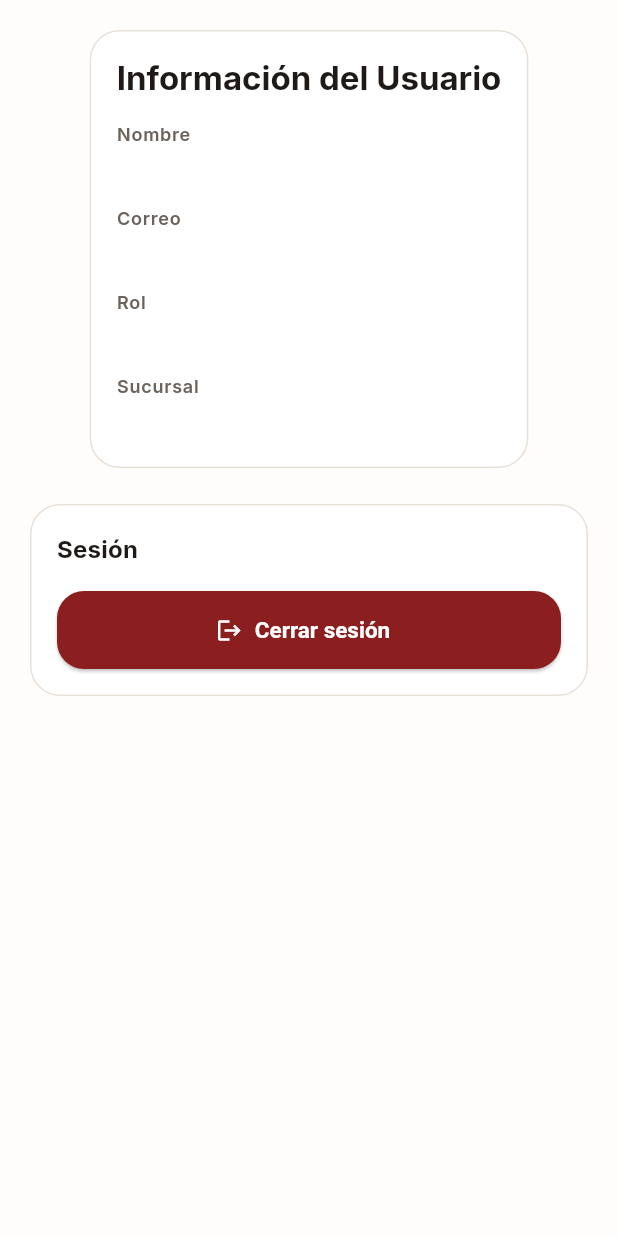
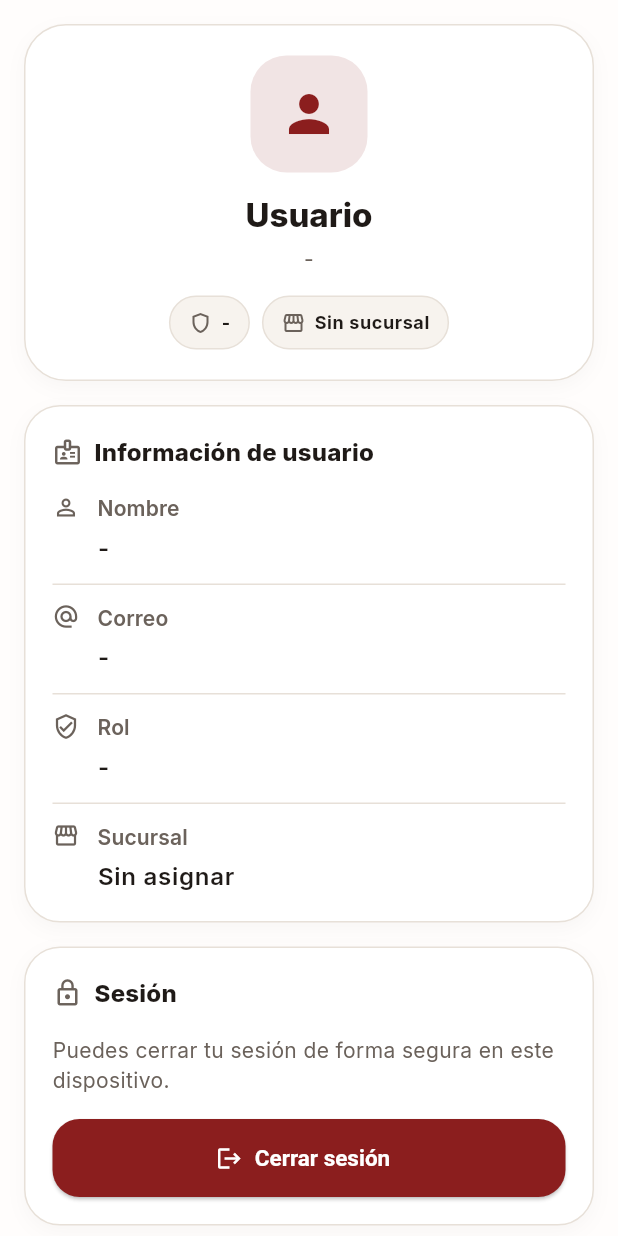
Before and after one commit to DevCraftersEnterprise/focacha-reservations-app, a Flutter app: the ProfilePage screen opened directly, on a phone screen of 412 x 824 dp. Run offline on Flutter 3.47's test engine with Material 3 defaults, Android fonts, the phone set to English and light mode, and no system bars; our stand-ins replace dio, flutter_riverpod, flutter_secure_storage, go_router, google_fonts; accounts and stored records are empty.

Commit message:
Refactor ProfilePage to enhance UI; improve layout with ListView, add user information display, and implement section cards for better organization

```diff
--- a/lib/features/profile/presentation/pages/profile_page.dart
+++ b/lib/features/profile/presentation/pages/profile_page.dart
@@ -12,52 +12,129 @@ class ProfilePage extends ConsumerWidget {
     final session = ref.watch(authProvider).value;
     final user = session?.user;
 
-    return SafeArea(
-      child: SingleChildScrollView(
-        padding: const EdgeInsets.all(16),
+    return Scaffold(
+      backgroundColor: AppColors.background,
+      body: SafeArea(
+        child: ListView(
+          padding: const EdgeInsets.fromLTRB(16, 16, 16, 24),
+          children: [
+            Container(
+              padding: const EdgeInsets.all(20),
+              decoration: BoxDecoration(
+                color: Colors.white,
+                borderRadius: BorderRadius.circular(28),
+                border: Border.all(color: AppColors.border),
+                boxShadow: [
+                  BoxShadow(
+                    color: Colors.black.withValues(alpha: 0.03),
+                    blurRadius: 10,
+                    offset: const Offset(0, 4),
+                  ),
+                ],
+              ),
               child: Column(
                 children: [
-            Card(
-              child: Padding(
-                padding: const EdgeInsets.all(18),
-                child: Column(
-                  crossAxisAlignment: CrossAxisAlignment.start,
-                  children: [
-                    Text(
-                      'Información del Usuario',
-                      style: Theme.of(context).textTheme.titleLarge?.copyWith(
-                        fontWeight: FontWeight.w700,
+                  Container(
+                    height: 78,
+                    width: 78,
+                    decoration: BoxDecoration(
+                      color: AppColors.primary.withValues(alpha: 0.12),
+                      borderRadius: BorderRadius.circular(24),
+                    ),
+                    child: const Icon(
+                      Icons.person,
+                      size: 40,
+                      color: AppColors.primary,
                     ),
                   ),
-                    const SizedBox(height: 16),
-                    _ProfileRow(
-                      label: 'Nombre',
-                      value: '${user?.firstName ?? ''} ${user?.lastName ?? ''}',
+                  const SizedBox(height: 14),
+                  Text(
+                    '${user?.firstName ?? ''} ${user?.lastName ?? ''}'
+                            .trim()
+                            .isEmpty
+                        ? 'Usuario'
+                        : '${user?.firstName ?? ''} ${user?.lastName ?? ''}',
+                    textAlign: TextAlign.center,
+                    style: Theme.of(context).textTheme.titleLarge?.copyWith(
+                      fontWeight: FontWeight.w800,
+                      color: AppColors.textPrimary,
                     ),
-                    const SizedBox(height: 12),
-                    _ProfileRow(label: 'Correo', value: user?.email ?? ''),
-                    const SizedBox(height: 12),
-                    _ProfileRow(label: 'Rol', value: user?.role ?? ''),
-                    const SizedBox(height: 12),
-                    _ProfileRow(
-                      label: 'Sucursal',
-                      value: user?.branch?.name ?? '',
+                  ),
+                  const SizedBox(height: 6),
+                  Text(
+                    user?.email ?? '-',
+                    textAlign: TextAlign.center,
+                    style: Theme.of(context).textTheme.bodyMedium?.copyWith(
+                      color: AppColors.textSecondary,
+                    ),
+                  ),
+                  const SizedBox(height: 14),
+                  Wrap(
+                    spacing: 8,
+                    runSpacing: 8,
+                    alignment: WrapAlignment.center,
+                    children: [
+                      _Badge(
+                        icon: Icons.shield_outlined,
+                        label: user?.role ?? '-',
+                      ),
+                      _Badge(
+                        icon: Icons.storefront_outlined,
+                        label: user?.branch?.name ?? 'Sin sucursal',
+                      ),
+                    ],
                   ),
                 ],
               ),
             ),
+            const SizedBox(height: 16),
+            _SectionCard(
+              title: 'Información de usuario',
+              icon: Icons.badge_outlined,
+              child: Column(
+                children: [
+                  _ProfileInfoRow(
+                    icon: Icons.person_outline,
+                    label: 'Nombre',
+                    value:
+                        '${user?.firstName ?? ''} ${user?.lastName ?? ''}'
+                            .trim()
+                            .isEmpty
+                        ? '-'
+                        : '${user?.firstName ?? ''} ${user?.lastName ?? ''}',
+                  ),
+                  _DividerGap(),
+                  _ProfileInfoRow(
+                    icon: Icons.alternate_email,
+                    label: 'Correo',
+                    value: user?.email ?? '-',
+                  ),
+                  _DividerGap(),
+                  _ProfileInfoRow(
+                    icon: Icons.verified_user_outlined,
+                    label: 'Rol',
+                    value: user?.role ?? '-',
+                  ),
+                  _DividerGap(),
+                  _ProfileInfoRow(
+                    icon: Icons.storefront_outlined,
+                    label: 'Sucursal',
+                    value: user?.branch?.name ?? 'Sin asignar',
+                  ),
+                ],
+              ),
             ),
             const SizedBox(height: 16),
-            Card(
-              child: Padding(
-                padding: const EdgeInsets.all(18),
+            _SectionCard(
+              title: 'Sesión',
+              icon: Icons.lock_outline,
               child: Column(
                 crossAxisAlignment: CrossAxisAlignment.stretch,
                 children: [
                   Text(
-                      'Sesión',
-                      style: Theme.of(context).textTheme.titleMedium?.copyWith(
-                        fontWeight: FontWeight.w700,
+                    'Puedes cerrar tu sesión de forma segura en este dispositivo.',
+                    style: Theme.of(context).textTheme.bodyMedium?.copyWith(
+                      color: AppColors.textSecondary,
                     ),
                   ),
                   const SizedBox(height: 16),
@@ -65,14 +142,13 @@ class ProfilePage extends ConsumerWidget {
                     onPressed: () async {
                       await ref.read(authProvider.notifier).logout();
                     },
-                      icon: const Icon(Icons.logout),
-                      label: const Text('Cerrar sesión'),
                     style: ElevatedButton.styleFrom(
                       backgroundColor: AppColors.primary,
                     ),
+                    icon: const Icon(Icons.logout),
+                    label: const Text('Cerrar sesión'),
                   ),
                 ],
-                ),
               ),
             ),
           ],
@@ -82,20 +158,82 @@ class ProfilePage extends ConsumerWidget {
   }
 }
 
-class _ProfileRow extends StatelessWidget {
-  const _ProfileRow({required this.label, required this.value});
+class _SectionCard extends StatelessWidget {
+  const _SectionCard({
+    required this.title,
+    required this.icon,
+    required this.child,
+  });
 
+  final String title;
+  final IconData icon;
+  final Widget child;
+
+  @override
+  Widget build(BuildContext context) {
+    return Container(
+      padding: const EdgeInsets.all(18),
+      decoration: BoxDecoration(
+        color: Colors.white,
+        borderRadius: BorderRadius.circular(24),
+        border: Border.all(color: AppColors.border),
+        boxShadow: [
+          BoxShadow(
+            color: Colors.black.withValues(alpha: 0.03),
+            blurRadius: 10,
+            offset: const Offset(0, 4),
+          ),
+        ],
+      ),
+      child: Column(
+        crossAxisAlignment: CrossAxisAlignment.start,
+        children: [
+          Row(
+            children: [
+              Icon(icon, size: 20, color: AppColors.textSecondary),
+              const SizedBox(width: 8),
+              Text(
+                title,
+                style: Theme.of(context).textTheme.titleMedium?.copyWith(
+                  fontWeight: FontWeight.w800,
+                  color: AppColors.textPrimary,
+                ),
+              ),
+            ],
+          ),
+          const SizedBox(height: 16),
+          child,
+        ],
+      ),
+    );
+  }
+}
+
+class _ProfileInfoRow extends StatelessWidget {
+  const _ProfileInfoRow({
+    required this.icon,
+    required this.label,
+    required this.value,
+  });
+
+  final IconData icon;
   final String label;
   final String value;
 
   @override
   Widget build(BuildContext context) {
-    return Column(
+    return Row(
+      crossAxisAlignment: CrossAxisAlignment.start,
+      children: [
+        Icon(icon, size: 18, color: AppColors.textSecondary),
+        const SizedBox(width: 12),
+        Expanded(
+          child: Column(
             crossAxisAlignment: CrossAxisAlignment.start,
             children: [
               Text(
                 label,
-          style: Theme.of(context).textTheme.labelMedium?.copyWith(
+                style: Theme.of(context).textTheme.labelLarge?.copyWith(
                   color: AppColors.textSecondary,
                   fontWeight: FontWeight.w600,
                 ),
@@ -105,10 +243,59 @@ class _ProfileRow extends StatelessWidget {
                 value,
                 style: Theme.of(context).textTheme.bodyLarge?.copyWith(
                   color: AppColors.textPrimary,
-            fontWeight: FontWeight.w500,
+                  fontWeight: FontWeight.w600,
+                ),
+              ),
+            ],
           ),
         ),
       ],
     );
   }
 }
+
+class _Badge extends StatelessWidget {
+  const _Badge({required this.icon, required this.label});
+
+  final IconData icon;
+  final String label;
+
+  @override
+  Widget build(BuildContext context) {
+    return Container(
+      padding: const EdgeInsets.symmetric(horizontal: 12, vertical: 9),
+      decoration: BoxDecoration(
+        color: AppColors.surface,
+        borderRadius: BorderRadius.circular(999),
+        border: Border.all(color: AppColors.border),
+      ),
+      child: Row(
+        mainAxisSize: MainAxisSize.min,
+        children: [
+          Icon(icon, size: 16, color: AppColors.textSecondary),
+          const SizedBox(width: 6),
+          Text(
+            label,
+            style: Theme.of(context).textTheme.bodySmall?.copyWith(
+              color: AppColors.textPrimary,
+              fontWeight: FontWeight.w700,
+            ),
+          ),
+        ],
+      ),
+    );
+  }
+}
+
+class _DividerGap extends StatelessWidget {
+  @override
+  Widget build(BuildContext context) {
+    return Column(
+      children: const [
+        SizedBox(height: 12),
+        Divider(height: 1, color: AppColors.border),
+        SizedBox(height: 12),
+      ],
+    );
+  }
+}
```
Lines whose indentation alone changed are shown as unchanged.
